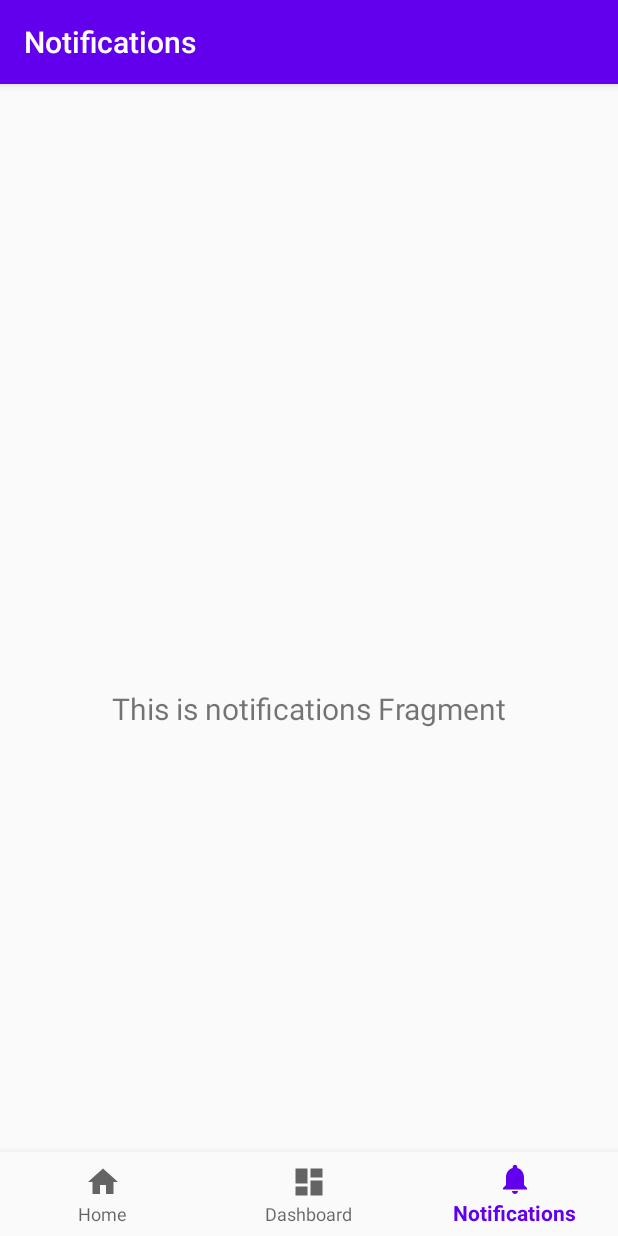
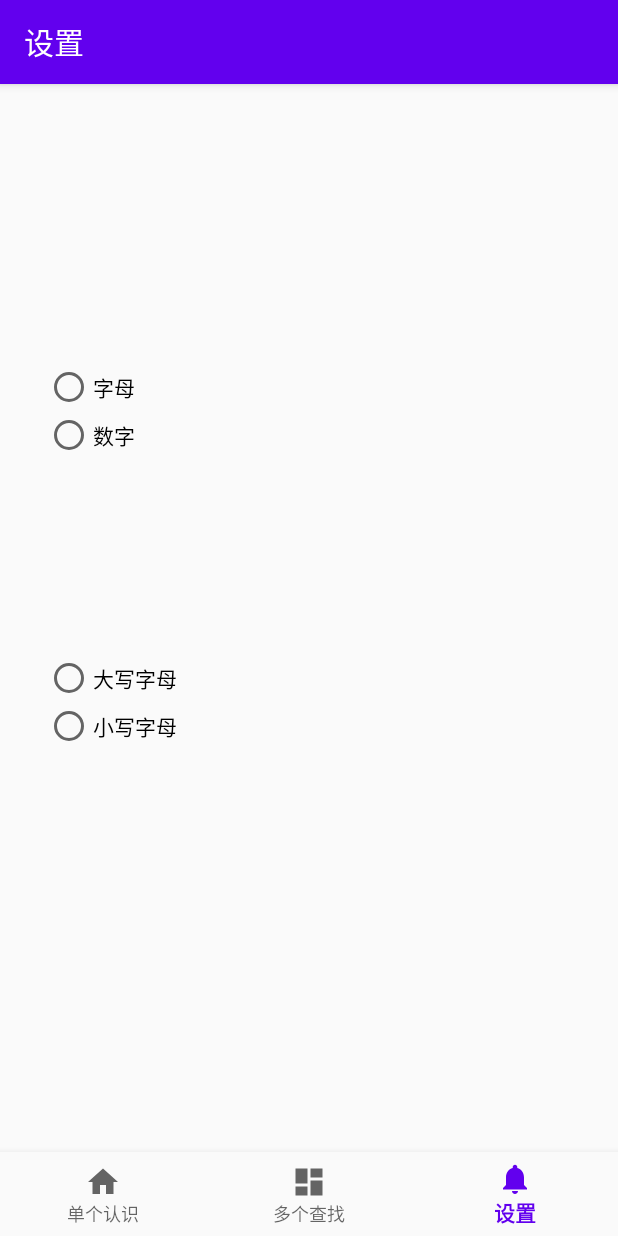
Before and after one commit to rigortek/AndroidCode, an Android app: the screen it shows after launch (MainActivity), item 3 of the bottom bar chosen, on a phone screen of 412 x 824 dp. Run offline under Robolectric (Android 15) with nearby library versions, the phone set to English and light mode, and no system bars; our stand-ins replace navigation-ui.

Commit message:
rename fragment to single/multi/setting, implement basic ui

```diff
--- a/proj/ChildrenAbc/app/src/main/java/com/cw/childrenabc/MainActivity.kt
+++ b/proj/ChildrenAbc/app/src/main/java/com/cw/childrenabc/MainActivity.kt
@@ -19,7 +19,7 @@ class MainActivity : AppCompatActivity() {
         // Passing each menu ID as a set of Ids because each
         // menu should be considered as top level destinations.
         val appBarConfiguration = AppBarConfiguration(setOf(
-                R.id.navigation_home, R.id.navigation_dashboard, R.id.navigation_notifications))
+                R.id.navigation_single_examine, R.id.navigation_multi_examine, R.id.navigation_settings))
         setupActionBarWithNavController(navController, appBarConfiguration)
         navView.setupWithNavController(navController)
     }
--- a/proj/ChildrenAbc/app/src/main/java/com/cw/childrenabc/ui/home/HomeViewModel.kt
+++ /dev/null
@@ -1,13 +0,0 @@
-package com.cw.childrenabc.ui.home
-
-import androidx.lifecycle.LiveData
-import androidx.lifecycle.MutableLiveData
-import androidx.lifecycle.ViewModel
-
-class HomeViewModel : ViewModel() {
-
-    private val _text = MutableLiveData<String>().apply {
-        value = "This is home Fragment"
-    }
-    val text: LiveData<String> = _text
-}
--- a/proj/ChildrenAbc/app/src/main/java/com/cw/childrenabc/ui/home/HomeFragment.kt
+++ b/proj/ChildrenAbc/app/src/main/java/com/cw/childrenabc/ui/multi/MultiFragment.kt
@@ -1,4 +1,4 @@
-package com.cw.childrenabc.ui.home
+package com.cw.childrenabc.ui.multi
 
 import android.os.Bundle
 import android.view.LayoutInflater
@@ -10,20 +10,20 @@ import androidx.lifecycle.Observer
 import androidx.lifecycle.ViewModelProviders
 import com.cw.childrenabc.R
 
-class HomeFragment : Fragment() {
+class MultiFragment : Fragment() {
 
-    private lateinit var homeViewModel: HomeViewModel
+    private lateinit var multiViewModel: MultiViewModel
 
     override fun onCreateView(
             inflater: LayoutInflater,
             container: ViewGroup?,
             savedInstanceState: Bundle?
     ): View? {
-        homeViewModel =
-                ViewModelProviders.of(this).get(HomeViewModel::class.java)
-        val root = inflater.inflate(R.layout.fragment_home, container, false)
+        multiViewModel =
+                ViewModelProviders.of(this).get(MultiViewModel::class.java)
+        val root = inflater.inflate(R.layout.fragment_multi, container, false)
         val textView: TextView = root.findViewById(R.id.text_home)
-        homeViewModel.text.observe(viewLifecycleOwner, Observer {
+        multiViewModel.text.observe(viewLifecycleOwner, Observer {
             textView.text = it
         })
         return root
--- a/proj/ChildrenAbc/app/src/main/java/com/cw/childrenabc/ui/notifications/NotificationsViewModel.kt
+++ b/proj/ChildrenAbc/app/src/main/java/com/cw/childrenabc/ui/multi/MultiViewModel.kt
@@ -1,13 +1,13 @@
-package com.cw.childrenabc.ui.notifications
+package com.cw.childrenabc.ui.multi
 
 import androidx.lifecycle.LiveData
 import androidx.lifecycle.MutableLiveData
 import androidx.lifecycle.ViewModel
 
-class NotificationsViewModel : ViewModel() {
+class MultiViewModel : ViewModel() {
 
     private val _text = MutableLiveData<String>().apply {
-        value = "This is notifications Fragment"
+        value = "This is home Fragment"
     }
     val text: LiveData<String> = _text
 }
--- a/proj/ChildrenAbc/app/src/main/java/com/cw/childrenabc/ui/notifications/NotificationsFragment.kt
+++ /dev/null
@@ -1,31 +0,0 @@
-package com.cw.childrenabc.ui.notifications
-
-import android.os.Bundle
-import android.view.LayoutInflater
-import android.view.View
-import android.view.ViewGroup
-import android.widget.TextView
-import androidx.fragment.app.Fragment
-import androidx.lifecycle.Observer
-import androidx.lifecycle.ViewModelProviders
-import com.cw.childrenabc.R
-
-class NotificationsFragment : Fragment() {
-
-    private lateinit var notificationsViewModel: NotificationsViewModel
-
-    override fun onCreateView(
-            inflater: LayoutInflater,
-            container: ViewGroup?,
-            savedInstanceState: Bundle?
-    ): View? {
-        notificationsViewModel =
-                ViewModelProviders.of(this).get(NotificationsViewModel::class.java)
-        val root = inflater.inflate(R.layout.fragment_notifications, container, false)
-        val textView: TextView = root.findViewById(R.id.text_notifications)
-        notificationsViewModel.text.observe(viewLifecycleOwner, Observer {
-            textView.text = it
-        })
-        return root
-    }
-}
--- /dev/null
+++ b/proj/ChildrenAbc/app/src/main/java/com/cw/childrenabc/ui/setting/SettingFragment.kt
@@ -0,0 +1,31 @@
+package com.cw.childrenabc.ui.setting
+
+import android.os.Bundle
+import android.view.LayoutInflater
+import android.view.View
+import android.view.ViewGroup
+import android.widget.TextView
+import androidx.fragment.app.Fragment
+import androidx.lifecycle.Observer
+import androidx.lifecycle.ViewModelProviders
+import com.cw.childrenabc.R
+
+class SettingFragment : Fragment() {
+
+    private lateinit var settingViewModel: SettingViewModel
+
+    override fun onCreateView(
+            inflater: LayoutInflater,
+            container: ViewGroup?,
+            savedInstanceState: Bundle?
+    ): View? {
+        settingViewModel =
+                ViewModelProviders.of(this).get(SettingViewModel::class.java)
+        val root = inflater.inflate(R.layout.fragment_setting, container, false)
+//        val textView: TextView = root.findViewById(R.id.text_notifications)
+//        settingViewModel.text.observe(viewLifecycleOwner, Observer {
+//            textView.text = it
+//        })
+        return root
+    }
+}
--- a/proj/ChildrenAbc/app/src/main/java/com/cw/childrenabc/ui/dashboard/DashboardViewModel.kt
+++ b/proj/ChildrenAbc/app/src/main/java/com/cw/childrenabc/ui/setting/SettingViewModel.kt
@@ -1,13 +1,13 @@
-package com.cw.childrenabc.ui.dashboard
+package com.cw.childrenabc.ui.setting
 
 import androidx.lifecycle.LiveData
 import androidx.lifecycle.MutableLiveData
 import androidx.lifecycle.ViewModel
 
-class DashboardViewModel : ViewModel() {
+class SettingViewModel : ViewModel() {
 
     private val _text = MutableLiveData<String>().apply {
-        value = "This is dashboard Fragment"
+        value = "This is notifications Fragment"
     }
     val text: LiveData<String> = _text
 }
--- a/proj/ChildrenAbc/app/src/main/res/layout/fragment_dashboard.xml
+++ b/proj/ChildrenAbc/app/src/main/res/layout/fragment_multi.xml
@@ -4,10 +4,10 @@
     xmlns:tools="http://schemas.android.com/tools"
     android:layout_width="match_parent"
     android:layout_height="match_parent"
-    tools:context=".ui.dashboard.DashboardFragment">
+    tools:context=".ui.multi.MultiFragment">
 
     <TextView
-        android:id="@+id/text_dashboard"
+        android:id="@+id/text_home"
         android:layout_width="match_parent"
         android:layout_height="wrap_content"
         android:layout_marginStart="8dp"
--- a/proj/ChildrenAbc/app/src/main/res/layout/fragment_notifications.xml
+++ /dev/null
@@ -1,22 +0,0 @@
-<?xml version="1.0" encoding="utf-8"?>
-<androidx.constraintlayout.widget.ConstraintLayout xmlns:android="http://schemas.android.com/apk/res/android"
-    xmlns:app="http://schemas.android.com/apk/res-auto"
-    xmlns:tools="http://schemas.android.com/tools"
-    android:layout_width="match_parent"
-    android:layout_height="match_parent"
-    tools:context=".ui.notifications.NotificationsFragment">
-
-    <TextView
-        android:id="@+id/text_notifications"
-        android:layout_width="match_parent"
-        android:layout_height="wrap_content"
-        android:layout_marginStart="8dp"
-        android:layout_marginTop="8dp"
-        android:layout_marginEnd="8dp"
-        android:textAlignment="center"
-        android:textSize="20sp"
-        app:layout_constraintBottom_toBottomOf="parent"
-        app:layout_constraintEnd_toEndOf="parent"
-        app:layout_constraintStart_toStartOf="parent"
-        app:layout_constraintTop_toTopOf="parent" />
-</androidx.constraintlayout.widget.ConstraintLayout>
--- /dev/null
+++ b/proj/ChildrenAbc/app/src/main/res/layout/fragment_setting.xml
@@ -0,0 +1,55 @@
+<?xml version="1.0" encoding="utf-8"?>
+<androidx.constraintlayout.widget.ConstraintLayout xmlns:android="http://schemas.android.com/apk/res/android"
+    xmlns:app="http://schemas.android.com/apk/res-auto"
+    xmlns:tools="http://schemas.android.com/tools"
+    android:layout_width="match_parent"
+    android:layout_height="match_parent"
+    tools:context=".ui.setting.SettingFragment">
+
+    <RadioGroup
+        android:id="@+id/number_or_alphabet"
+        android:layout_width="match_parent"
+        android:layout_height="wrap_content"
+        android:layout_marginLeft="30dp"
+        android:layout_marginRight="30dp"
+        app:layout_constraintBottom_toTopOf="@+id/big_or_small_alphabet"
+        app:layout_constraintTop_toTopOf="parent"
+        app:layout_constraintBottom_toBottomOf="parent">
+
+        <RadioButton
+            android:id="@+id/alphabet"
+            android:layout_width="match_parent"
+            android:layout_height="wrap_content"
+            android:text="字母" />
+
+        <RadioButton
+            android:id="@+id/number"
+            android:layout_width="match_parent"
+            android:layout_height="wrap_content"
+            android:text="数字" />
+    </RadioGroup>
+
+    <RadioGroup
+        android:id="@+id/big_or_small_alphabet"
+        android:layout_width="match_parent"
+        android:layout_height="wrap_content"
+        android:layout_marginLeft="30dp"
+        android:layout_marginRight="30dp"
+        app:layout_constraintTop_toTopOf="parent"
+        app:layout_constraintBottom_toBottomOf="parent">
+
+        <RadioButton
+            android:id="@+id/big_alphabet"
+            android:layout_width="match_parent"
+            android:layout_height="wrap_content"
+            android:text="大写字母" />
+
+        <RadioButton
+            android:id="@+id/small_alphabet"
+            android:layout_width="match_parent"
+            android:layout_height="wrap_content"
+            android:text="小写字母" />
+    </RadioGroup>
+
+
+</androidx.constraintlayout.widget.ConstraintLayout>
--- a/proj/ChildrenAbc/app/src/main/res/menu/bottom_nav_menu.xml
+++ b/proj/ChildrenAbc/app/src/main/res/menu/bottom_nav_menu.xml
@@ -2,18 +2,18 @@
 <menu xmlns:android="http://schemas.android.com/apk/res/android">
 
     <item
-        android:id="@+id/navigation_home"
+        android:id="@+id/navigation_single_examine"
         android:icon="@drawable/ic_home_black_24dp"
-        android:title="@string/title_home" />
+        android:title="@string/title_single_examine" />
 
     <item
-        android:id="@+id/navigation_dashboard"
+        android:id="@+id/navigation_multi_examine"
         android:icon="@drawable/ic_dashboard_black_24dp"
-        android:title="@string/title_dashboard" />
+        android:title="@string/title_multi_examine" />
 
     <item
-        android:id="@+id/navigation_notifications"
+        android:id="@+id/navigation_settings"
         android:icon="@drawable/ic_notifications_black_24dp"
-        android:title="@string/title_notifications" />
+        android:title="@string/title_settings" />
 
 </menu>
--- a/proj/ChildrenAbc/app/src/main/res/navigation/mobile_navigation.xml
+++ b/proj/ChildrenAbc/app/src/main/res/navigation/mobile_navigation.xml
@@ -3,23 +3,23 @@
     xmlns:app="http://schemas.android.com/apk/res-auto"
     xmlns:tools="http://schemas.android.com/tools"
     android:id="@+id/mobile_navigation"
-    app:startDestination="@+id/navigation_home">
+    app:startDestination="@+id/navigation_single_examine">
 
     <fragment
-        android:id="@+id/navigation_home"
-        android:name="com.cw.childrenabc.ui.home.HomeFragment"
-        android:label="@string/title_home"
-        tools:layout="@layout/fragment_home" />
+        android:id="@+id/navigation_single_examine"
+        android:name="com.cw.childrenabc.ui.multi.MultiFragment"
+        android:label="@string/title_single_examine"
+        tools:layout="@layout/fragment_multi" />
 
     <fragment
-        android:id="@+id/navigation_dashboard"
-        android:name="com.cw.childrenabc.ui.dashboard.DashboardFragment"
-        android:label="@string/title_dashboard"
-        tools:layout="@layout/fragment_dashboard" />
+        android:id="@+id/navigation_multi_examine"
+        android:name="com.cw.childrenabc.ui.single.SingleFragment"
+        android:label="@string/title_multi_examine"
+        tools:layout="@layout/fragment_single" />
 
     <fragment
-        android:id="@+id/navigation_notifications"
-        android:name="com.cw.childrenabc.ui.notifications.NotificationsFragment"
-        android:label="@string/title_notifications"
-        tools:layout="@layout/fragment_notifications" />
+        android:id="@+id/navigation_settings"
+        android:name="com.cw.childrenabc.ui.setting.SettingFragment"
+        android:label="@string/title_settings"
+        tools:layout="@layout/fragment_setting" />
 </navigation>
--- a/proj/ChildrenAbc/app/src/main/res/values/strings.xml
+++ b/proj/ChildrenAbc/app/src/main/res/values/strings.xml
@@ -1,6 +1,6 @@
 <resources>
     <string name="app_name">ChildrenAbc</string>
-    <string name="title_home">Home</string>
-    <string name="title_dashboard">Dashboard</string>
-    <string name="title_notifications">Notifications</string>
+    <string name="title_single_examine">单个认识</string>
+    <string name="title_multi_examine">多个查找</string>
+    <string name="title_settings">设置</string>
 </resources>
```
Also changed, not shown: proj/ChildrenAbc/app/src/main/java/com/cw/childrenabc/ui/dashboard/DashboardFragment.kt (deleted, +0 -31 lines), proj/ChildrenAbc/app/src/main/java/com/cw/childrenabc/ui/single/SingleFragment.kt (added, +42 -0 lines), proj/ChildrenAbc/app/src/main/java/com/cw/childrenabc/ui/single/SingleViewModel.kt (added, +26 -0 lines), proj/ChildrenAbc/app/src/main/res/layout/fragment_home.xml (deleted, +0 -22 lines), proj/ChildrenAbc/app/src/main/res/layout/fragment_single.xml (added, +41 -0 lines), 1 other file.
